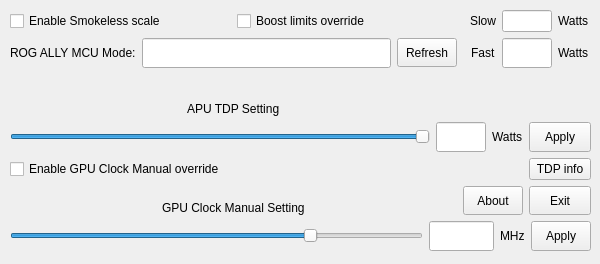
Above: GUI/src/mainwindow.ui from jlobue10/Ryzen_tdp_GUI before the change. Below: the same form after it.
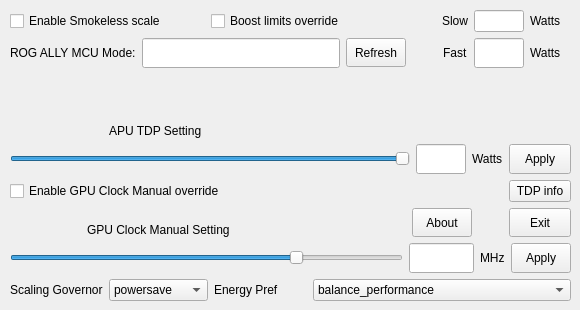
That is the form after the change.

The edit to the form file:
```diff
--- a/GUI/src/mainwindow.ui
+++ b/GUI/src/mainwindow.ui
@@ -6,10 +6,22 @@
    <rect>
     <x>0</x>
     <y>0</y>
-    <width>600</width>
-    <height>264</height>
+    <width>580</width>
+    <height>310</height>
    </rect>
   </property>
+  <property name="minimumSize">
+   <size>
+    <width>580</width>
+    <height>310</height>
+   </size>
+  </property>
+  <property name="maximumSize">
+   <size>
+    <width>580</width>
+    <height>310</height>
+   </size>
+  </property>
   <property name="windowTitle">
    <string>Ryzen TDP Control</string>
   </property>
@@ -19,12 +31,12 @@
      <rect>
       <x>10</x>
       <y>10</y>
-      <width>581</width>
-      <height>241</height>
+      <width>561</width>
+      <height>291</height>
      </rect>
     </property>
     <layout class="QGridLayout" name="gridLayout">
-     <item row="0" column="0">
+     <item row="0" column="0" colspan="4">
       <layout class="QHBoxLayout" name="horizontalLayout_3">
        <item>
         <widget class="QCheckBox" name="Smoke_checkBox">
@@ -54,7 +66,7 @@
        </item>
       </layout>
      </item>
-     <item row="0" column="1" colspan="2">
+     <item row="0" column="4" colspan="2">
       <layout class="QHBoxLayout" name="horizontalLayout_4">
        <item>
         <widget class="QLabel" name="slow_label">
@@ -109,7 +121,7 @@
        </item>
       </layout>
      </item>
-     <item row="1" column="0">
+     <item row="1" column="0" colspan="4">
       <layout class="QHBoxLayout" name="horizontalLayout_6">
        <item>
         <widget class="QLabel" name="APU_tdp_label_2">
@@ -161,7 +173,7 @@
        </item>
       </layout>
      </item>
-     <item row="1" column="1" colspan="2">
+     <item row="1" column="4" colspan="2">
       <layout class="QHBoxLayout" name="horizontalLayout_5">
        <item alignment="Qt::AlignRight">
         <widget class="QLabel" name="fast_label">
@@ -213,97 +225,14 @@
        </item>
       </layout>
      </item>
-     <item row="2" column="0" alignment="Qt::AlignHCenter|Qt::AlignBottom">
+     <item row="2" column="1" alignment="Qt::AlignBottom">
       <widget class="QLabel" name="APU_tdp_label">
        <property name="text">
         <string>APU TDP Setting</string>
        </property>
       </widget>
      </item>
-     <item row="3" column="0" colspan="3">
-      <layout class="QHBoxLayout" name="horizontalLayout">
-       <item>
-        <widget class="QSlider" name="tdp_Slider">
-         <property name="minimum">
-          <number>5</number>
-         </property>
-         <property name="maximum">
-          <number>30</number>
-         </property>
-         <property name="pageStep">
-          <number>1</number>
-         </property>
-         <property name="value">
-          <number>30</number>
-         </property>
-         <property name="orientation">
-          <enum>Qt::Horizontal</enum>
-         </property>
-         <property name="tickPosition">
-          <enum>QSlider::NoTicks</enum>
-         </property>
-         <property name="tickInterval">
-          <number>1</number>
-         </property>
-        </widget>
-       </item>
-       <item>
-        <widget class="QLineEdit" name="tdp_lineEdit">
-         <property name="sizePolicy">
-          <sizepolicy hsizetype="Fixed" vsizetype="Fixed">
-           <horstretch>0</horstretch>
-           <verstretch>0</verstretch>
-          </sizepolicy>
-         </property>
-         <property name="maximumSize">
-          <size>
-           <width>50</width>
-           <height>30</height>
-          </size>
-         </property>
-         <property name="toolTip">
-          <string>TDP value</string>
-         </property>
-         <property name="alignment">
-          <set>Qt::AlignRight|Qt::AlignTrailing|Qt::AlignVCenter</set>
-         </property>
-         <property name="readOnly">
-          <bool>false</bool>
-         </property>
-        </widget>
-       </item>
-       <item>
-        <widget class="QLabel" name="tdp_label">
-         <property name="text">
-          <string>Watts</string>
-         </property>
-        </widget>
-       </item>
-       <item>
-        <widget class="QPushButton" name="tdp_Apply_pushButton">
-         <property name="minimumSize">
-          <size>
-           <width>62</width>
-           <height>0</height>
-          </size>
-         </property>
-         <property name="maximumSize">
-          <size>
-           <width>62</width>
-           <height>30</height>
-          </size>
-         </property>
-         <property name="toolTip">
-          <string>Apply TDP settings</string>
-         </property>
-         <property name="text">
-          <string>Apply</string>
-         </property>
-        </widget>
-       </item>
-      </layout>
-     </item>
-     <item row="4" column="0">
+     <item row="4" column="0" colspan="3">
       <widget class="QCheckBox" name="GPU_Clock_checkBox">
        <property name="toolTip">
         <string>Enable GPU Clock override</string>
@@ -316,7 +245,7 @@
        </property>
       </widget>
      </item>
-     <item row="4" column="2" alignment="Qt::AlignRight">
+     <item row="4" column="5" alignment="Qt::AlignRight">
       <widget class="QPushButton" name="tdp_info_pushButton">
        <property name="maximumSize">
         <size>
@@ -329,14 +258,14 @@
        </property>
       </widget>
      </item>
-     <item row="5" column="0" alignment="Qt::AlignHCenter|Qt::AlignBottom">
+     <item row="5" column="0" colspan="3" alignment="Qt::AlignHCenter|Qt::AlignBottom">
       <widget class="QLabel" name="GPU_Clock_Manual_label">
        <property name="text">
         <string>GPU Clock Manual Setting</string>
        </property>
       </widget>
      </item>
-     <item row="5" column="1" alignment="Qt::AlignRight">
+     <item row="5" column="4">
       <widget class="QPushButton" name="About_pushButton">
        <property name="maximumSize">
         <size>
@@ -349,7 +278,7 @@
        </property>
       </widget>
      </item>
-     <item row="5" column="2" alignment="Qt::AlignRight">
+     <item row="5" column="5" alignment="Qt::AlignRight">
       <widget class="QPushButton" name="exit_pushButton">
        <property name="minimumSize">
         <size>
@@ -368,7 +297,76 @@
        </property>
       </widget>
      </item>
-     <item row="6" column="0" colspan="3">
+     <item row="7" column="0">
+      <widget class="QLabel" name="Governor_label">
+       <property name="toolTip">
+        <string>Scaling Governor</string>
+       </property>
+       <property name="text">
+        <string>Scaling Governor</string>
+       </property>
+      </widget>
+     </item>
+     <item row="7" column="1">
+      <widget class="QComboBox" name="Governor_comboBox">
+       <property name="toolTip">
+        <string>Scaling Governor</string>
+       </property>
+       <item>
+        <property name="text">
+         <string>powersave</string>
+        </property>
+       </item>
+       <item>
+        <property name="text">
+         <string>performance</string>
+        </property>
+       </item>
+      </widget>
+     </item>
+     <item row="7" column="2">
+      <widget class="QLabel" name="EPP_label">
+       <property name="toolTip">
+        <string>Energy Performance Preference</string>
+       </property>
+       <property name="text">
+        <string>Energy Pref</string>
+       </property>
+      </widget>
+     </item>
+     <item row="7" column="3" colspan="3">
+      <widget class="QComboBox" name="EPP_comboBox">
+       <property name="toolTip">
+        <string>Energy Performance Preference</string>
+       </property>
+       <item>
+        <property name="text">
+         <string>balance_performance</string>
+        </property>
+       </item>
+       <item>
+        <property name="text">
+         <string>balance_power</string>
+        </property>
+       </item>
+       <item>
+        <property name="text">
+         <string>default</string>
+        </property>
+       </item>
+       <item>
+        <property name="text">
+         <string>performance</string>
+        </property>
+       </item>
+       <item>
+        <property name="text">
+         <string>power</string>
+        </property>
+       </item>
+      </widget>
+     </item>
+     <item row="6" column="0" colspan="6">
       <layout class="QHBoxLayout" name="horizontalLayout_2">
        <item>
         <widget class="QSlider" name="GPU_Clock_Slider">
@@ -448,6 +446,89 @@
        </item>
       </layout>
      </item>
+     <item row="3" column="0" colspan="6">
+      <layout class="QHBoxLayout" name="horizontalLayout">
+       <item>
+        <widget class="QSlider" name="tdp_Slider">
+         <property name="minimum">
+          <number>5</number>
+         </property>
+         <property name="maximum">
+          <number>30</number>
+         </property>
+         <property name="pageStep">
+          <number>1</number>
+         </property>
+         <property name="value">
+          <number>30</number>
+         </property>
+         <property name="orientation">
+          <enum>Qt::Horizontal</enum>
+         </property>
+         <property name="tickPosition">
+          <enum>QSlider::NoTicks</enum>
+         </property>
+         <property name="tickInterval">
+          <number>1</number>
+         </property>
+        </widget>
+       </item>
+       <item>
+        <widget class="QLineEdit" name="tdp_lineEdit">
+         <property name="sizePolicy">
+          <sizepolicy hsizetype="Fixed" vsizetype="Fixed">
+           <horstretch>0</horstretch>
+           <verstretch>0</verstretch>
+          </sizepolicy>
+         </property>
+         <property name="maximumSize">
+          <size>
+           <width>50</width>
+           <height>30</height>
+          </size>
+         </property>
+         <property name="toolTip">
+          <string>TDP value</string>
+         </property>
+         <property name="alignment">
+          <set>Qt::AlignRight|Qt::AlignTrailing|Qt::AlignVCenter</set>
+         </property>
+         <property name="readOnly">
+          <bool>false</bool>
+         </property>
+        </widget>
+       </item>
+       <item>
+        <widget class="QLabel" name="tdp_label">
+         <property name="text">
+          <string>Watts</string>
+         </property>
+        </widget>
+       </item>
+       <item>
+        <widget class="QPushButton" name="tdp_Apply_pushButton">
+         <property name="minimumSize">
+          <size>
+           <width>62</width>
+           <height>0</height>
+          </size>
+         </property>
+         <property name="maximumSize">
+          <size>
+           <width>62</width>
+           <height>30</height>
+          </size>
+         </property>
+         <property name="toolTip">
+          <string>Apply TDP, thermal and EPP settings</string>
+         </property>
+         <property name="text">
+          <string>Apply</string>
+         </property>
+        </widget>
+       </item>
+      </layout>
+     </item>
     </layout>
    </widget>
   </widget>
```
Left out of the diff: 3 changed lines with no effect on the pictures.
